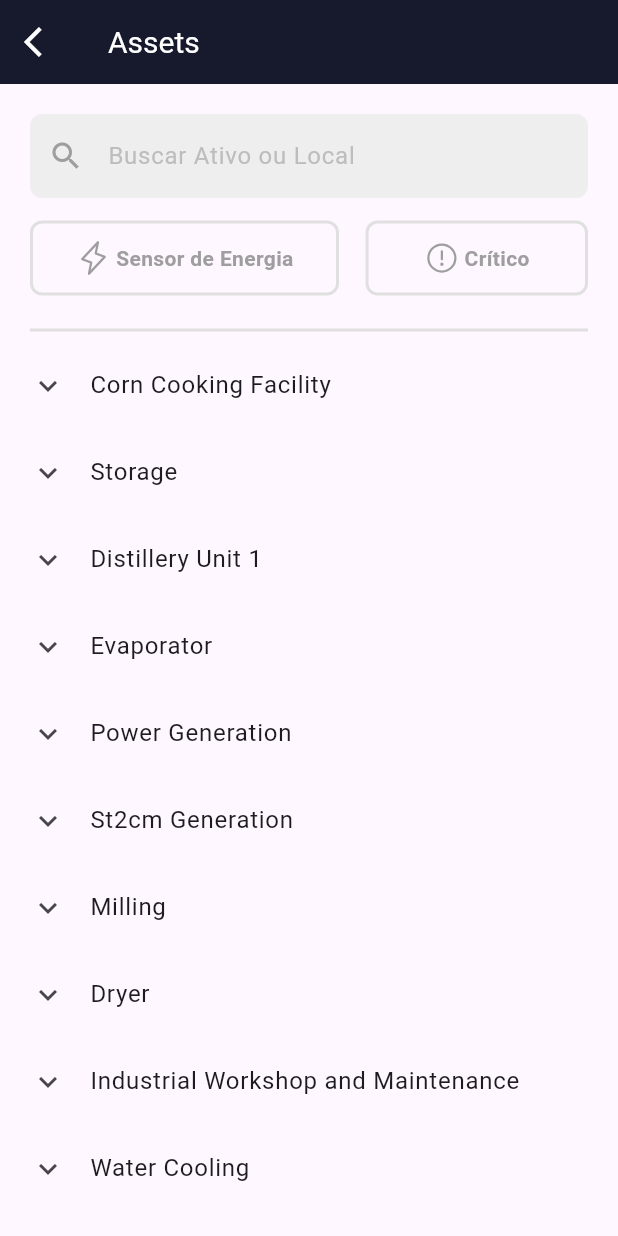
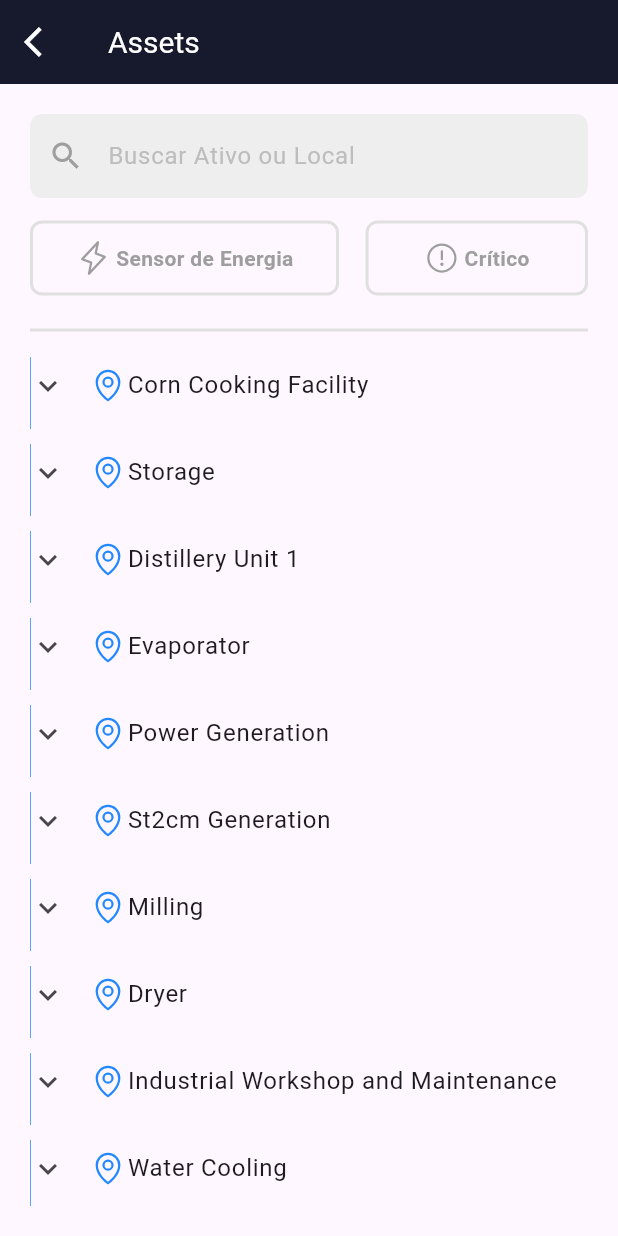
Before and after one commit to VHFroesVianna/tractian_flutter_engineer, a Flutter app: the screen it shows after launch, after a tap on "Tobias Unit", on a phone screen of 412 x 824 dp. Run offline on Flutter 3.47's test engine with Material 3 defaults, Android fonts, the phone set to English and light mode, and no system bars; our stand-ins replace freezed_annotation, get, phosphor_flutter.

Commit message:
refactor: componentization of view widgets

```diff
--- /dev/null
+++ b/lib/views/assets/components/location_expansion_tile.dart
@@ -0,0 +1,58 @@
+import 'package:flutter/material.dart';
+import 'package:phosphor_flutter/phosphor_flutter.dart';
+import 'package:tractian_test/models/location/location.dart';
+import 'package:tractian_test/theme/app_colors.dart';
+import 'package:tractian_test/views/assets/components/empty_location_tile.dart';
+import 'package:tractian_test/views/assets/components/lines_painter.dart';
+import 'asset_expansion_tile.dart';
+import 'component_tile.dart';
+
+class LocationExpansionTile extends StatelessWidget {
+  final Location location;
+  final double childrenPadding;
+
+  const LocationExpansionTile({
+    super.key,
+    required this.location,
+    required this.childrenPadding,
+  });
+
+  @override
+  Widget build(BuildContext context) {
+    final icon = PhosphorIcon(
+      PhosphorIcons.mapPin(),
+      color: AppColors.primary,
+    );
+
+    return CustomPaint(
+      painter: LinesPainter(childrenPadding),
+      child: Theme(
+        data: Theme.of(context).copyWith(dividerColor: Colors.transparent),
+        child: ExpansionTile(
+          title: Row(
+            children: [
+              icon,
+              const SizedBox(width: 1),
+              Flexible(
+                  child: Text(location.name, overflow: TextOverflow.visible))
+            ],
+          ),
+          iconColor: AppColors.primary,
+          tilePadding: const EdgeInsets.all(0),
+          childrenPadding: EdgeInsets.all(childrenPadding),
+          controlAffinity: ListTileControlAffinity.leading,
+          children: [
+            ...location.sublocations.map((subLocation) => subLocation.isEmpty
+                ? EmptyLocationTile(location: subLocation)
+                : LocationExpansionTile(
+                    location: subLocation, childrenPadding: childrenPadding)),
+            ...location.assets.map((asset) => asset.isComponent
+                ? ComponentTile(component: asset)
+                : AssetExpansionTile(
+                    asset: asset, childrenPadding: childrenPadding)),
+          ],
+        ),
+      ),
+    );
+  }
+}
--- a/lib/views/assets/components/locations_and_assets_tree.dart
+++ b/lib/views/assets/components/locations_and_assets_tree.dart
@@ -3,6 +3,9 @@ import 'package:get/get.dart';
 import 'package:tractian_test/controllers/data/data_controller.dart';
 import 'package:tractian_test/models/asset/asset.dart';
 import 'package:tractian_test/models/location/location.dart';
+import 'component_tile.dart';
+import 'empty_location_tile.dart';
+import 'location_expansion_tile.dart';
 
 class LocationsAndAssetsTree extends StatelessWidget {
   final String? unitName;
@@ -22,54 +25,20 @@ class LocationsAndAssetsTree extends StatelessWidget {
         if (dataController.isLoading.value) return Container();
         final List<Location> locations = dataController.locations;
         final List<Asset> unlinkedAssets = dataController.unlinkedAssets;
+        const childrenPadding = 7.0;
         return ListView(
           children: [
-            ...locations
-                .map((location) => LocationExpansionTile(location: location)),
+            ...locations.map((location) => location.isEmpty
+                ? EmptyLocationTile(location: location)
+                : LocationExpansionTile(
+                    location: location,
+                    childrenPadding: childrenPadding,
+                  )),
+            ...unlinkedAssets.map(
+                (unlinkedAsset) => ComponentTile(component: unlinkedAsset)),
           ],
         );
       },
     );
   }
 }
-
-class LocationExpansionTile extends StatelessWidget {
-  final Location location;
-
-  const LocationExpansionTile({super.key, required this.location});
-
-  @override
-  Widget build(BuildContext context) {
-    return ExpansionTile(
-      title: Text(location.name),
-      tilePadding: const EdgeInsets.only(left: 0),
-      childrenPadding: const EdgeInsets.only(left: 10),
-      controlAffinity: ListTileControlAffinity.leading,
-      expandedCrossAxisAlignment: CrossAxisAlignment.stretch,
-      children: [
-        ...location.sublocations
-            .map((subLocation) => LocationExpansionTile(location: subLocation)),
-        ...location.assets.map((asset) => AssetExpansionTile(asset: asset)),
-      ],
-    );
-  }
-}
-
-class AssetExpansionTile extends StatelessWidget {
-  final Asset asset;
-  const AssetExpansionTile({super.key, required this.asset});
-
-  @override
-  Widget build(BuildContext context) {
-    return ExpansionTile(
-      title: Text(asset.name),
-      tilePadding: const EdgeInsets.only(left: 0),
-      childrenPadding: const EdgeInsets.only(left: 10),
-      controlAffinity: ListTileControlAffinity.leading,
-      expandedCrossAxisAlignment: CrossAxisAlignment.stretch,
-      children: [
-        ...asset.assets.map((asset) => AssetExpansionTile(asset: asset)),
-      ],
-    );
-  }
-}
```
Also changed, not shown: lib/views/assets/components/asset_expansion_tile.dart (added, +54 -0 lines), lib/views/assets/components/component_tile.dart (added, +36 -0 lines), lib/views/assets/components/empty_location_tile.dart (added, +30 -0 lines).
